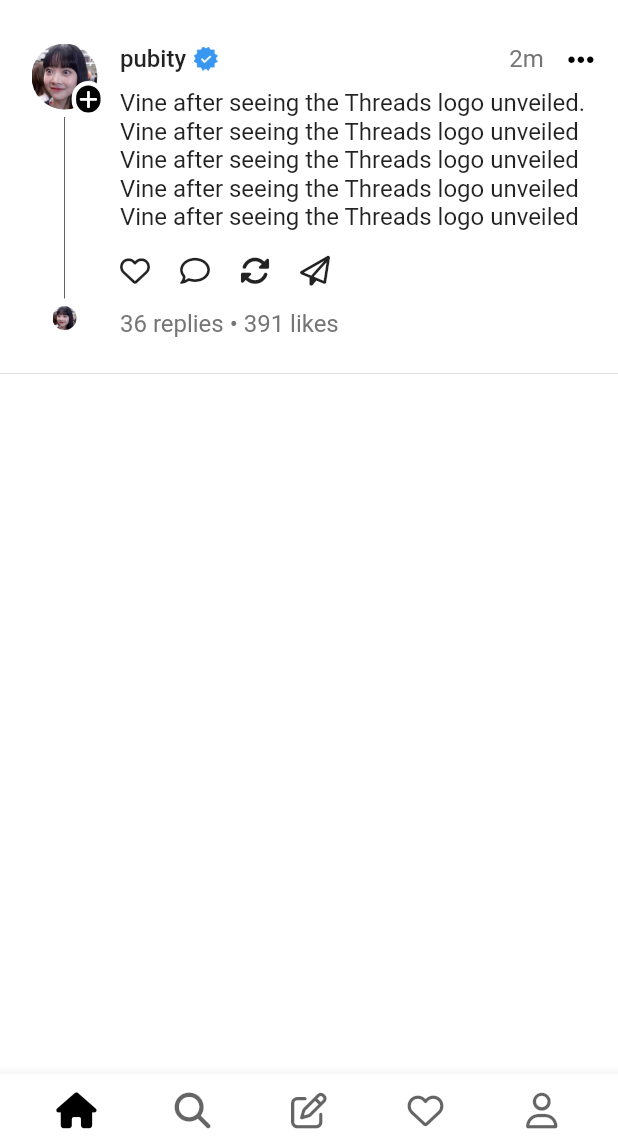
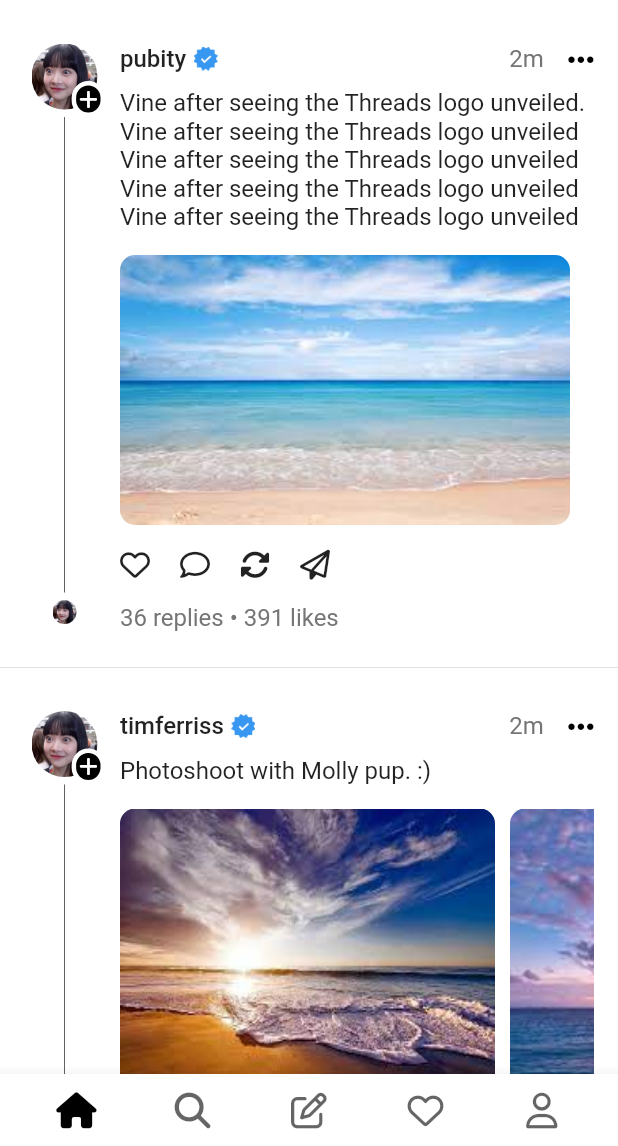
Before and after one commit to Saehanseul/thread-clone, a Flutter app: the screen it shows after launch, on a phone screen of 412 x 824 dp, the part 90-1236 px from its top. Run offline on Flutter 3.47's test engine with Material 2 defaults, Android fonts, the phone set to English and light mode, and no system bars; our stand-ins replace flutter_riverpod, font_awesome_flutter, go_router.

```diff
--- a/lib/features/home/screens/home_screen.dart
+++ b/lib/features/home/screens/home_screen.dart
@@ -1,5 +1,6 @@
 import 'package:flutter/material.dart';
 import 'package:flutter_riverpod/flutter_riverpod.dart';
+import 'package:thread_clone/constants/gaps.dart';
 import 'package:thread_clone/constants/sizes.dart';
 import 'package:thread_clone/features/home/widgets/ThreadItem.dart';
 
@@ -27,13 +28,28 @@ class _HomeScreenState extends ConsumerState<HomeScreen> {
                   width: Sizes.size64,
                 ),
               ),
-              const ThreadItem(),
+              const ThreadItem(
+                contentText:
+                    "Vine after seeing the Threads logo unveiled. Vine after seeing the Threads logo unveiled Vine after seeing the Threads logo unveiled Vine after seeing the Threads logo unveiled Vine after seeing the Threads logo unveiled",
+                imageUrlList: ["assets/images/image1.jpeg"],
+                nickname: "pubity",
+              ),
               const Padding(
                 padding: EdgeInsets.symmetric(
                   vertical: Sizes.size16,
                 ),
                 child: Divider(),
-              )
+              ),
+              const ThreadItem(
+                contentText: "Photoshoot with Molly pup. :)",
+                imageUrlList: [
+                  "assets/images/image2.jpeg",
+                  "assets/images/image3.jpeg",
+                  "assets/images/image4.jpeg",
+                ],
+                nickname: "timferriss",
+              ),
+              Gaps.v44,
             ],
           ),
         ),
--- a/lib/features/home/widgets/ThreadItem.dart
+++ b/lib/features/home/widgets/ThreadItem.dart
@@ -6,8 +6,15 @@ import 'package:thread_clone/features/home/widgets/ProfileAdd.dart';
 import 'package:thread_clone/features/home/widgets/ProfileCircleImage.dart';
 
 class ThreadItem extends StatelessWidget {
+  final String contentText;
+  final List<String>? imageUrlList;
+  final String nickname;
+
   const ThreadItem({
     super.key,
+    required this.contentText,
+    this.imageUrlList,
+    required this.nickname,
   });
 
   @override
@@ -53,13 +60,14 @@ class ThreadItem extends StatelessWidget {
                   left: Sizes.size10,
                 ),
                 child: Column(
+                  crossAxisAlignment: CrossAxisAlignment.start,
                   children: [
                     Row(
                       crossAxisAlignment: CrossAxisAlignment.center,
                       children: [
-                        const Text(
-                          "pubity",
-                          style: TextStyle(
+                        Text(
+                          nickname,
+                          style: const TextStyle(
                             fontWeight: FontWeight.w500,
                             fontSize: Sizes.size16,
                           ),
@@ -89,12 +97,52 @@ class ThreadItem extends StatelessWidget {
                       ],
                     ),
                     Gaps.v10,
-                    const Text(
-                      "Vine after seeing the Threads logo unveiled. Vine after seeing the Threads logo unveiled Vine after seeing the Threads logo unveiled Vine after seeing the Threads logo unveiled Vine after seeing the Threads logo unveiled",
-                      style: TextStyle(
+                    Text(
+                      contentText,
+                      style: const TextStyle(
                         fontSize: Sizes.size16,
                       ),
                     ),
+                    if (imageUrlList != null && imageUrlList!.length == 1)
+                      Gaps.v16,
+                    if (imageUrlList != null && imageUrlList!.length == 1)
+                      Container(
+                        width: 300,
+                        height: 180,
+                        decoration: BoxDecoration(
+                          borderRadius: BorderRadius.circular(Sizes.size10),
+                          image: DecorationImage(
+                            fit: BoxFit.fill,
+                            image: AssetImage(imageUrlList![0]),
+                          ),
+                        ),
+                      ),
+                    if (imageUrlList != null && imageUrlList!.length > 1)
+                      Container(
+                        margin: const EdgeInsets.only(top: Sizes.size16),
+                        height: 200,
+                        child: ListView.builder(
+                            physics: const ClampingScrollPhysics(),
+                            scrollDirection: Axis.horizontal,
+                            itemCount: imageUrlList!.length,
+                            itemBuilder: (context, index) {
+                              return Container(
+                                width: 250,
+                                height: 150,
+                                margin: const EdgeInsets.only(
+                                  right: Sizes.size10,
+                                ),
+                                decoration: BoxDecoration(
+                                  borderRadius:
+                                      BorderRadius.circular(Sizes.size10),
+                                  image: DecorationImage(
+                                    fit: BoxFit.fill,
+                                    image: AssetImage(imageUrlList![index]),
+                                  ),
+                                ),
+                              );
+                            }),
+                      ),
                     Gaps.v16,
                     const Row(
                       children: [
```
Also changed, not shown: assets/images/image1.jpeg (added), assets/images/image2.jpeg (added), assets/images/image3.jpeg (added), assets/images/image4.jpeg (added).
